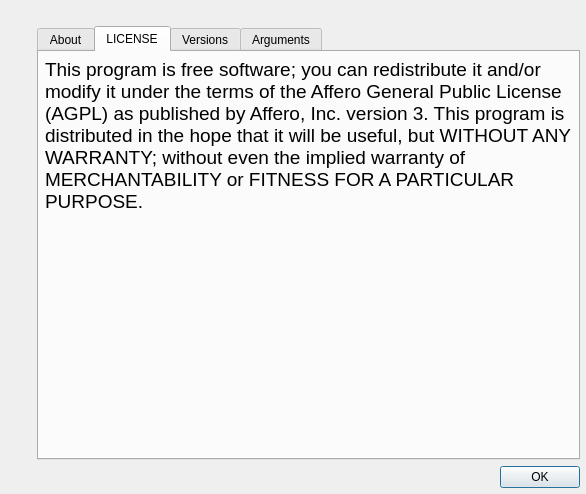
Old version of the form core/info/about.ui in the repository KmolYuan/Pyslvs-UI.
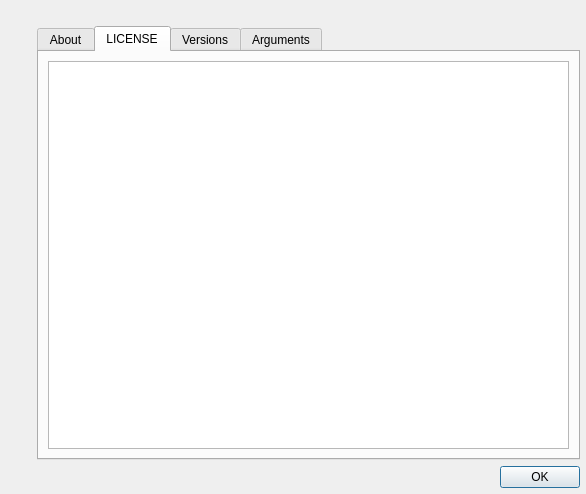
New version of the form. The open tabs and pages were chosen to show the change. Icons and pictures are not drawn.

Commit message: Adjust about dialog.

```diff
--- a/core/info/about.ui
+++ b/core/info/about.ui
@@ -111,34 +111,9 @@
           <attribute name="title">
            <string>LICENSE</string>
           </attribute>
-          <layout class="QVBoxLayout" name="verticalLayout_11">
-           <property name="leftMargin">
-            <number>6</number>
-           </property>
-           <property name="topMargin">
-            <number>6</number>
-           </property>
-           <property name="rightMargin">
-            <number>6</number>
-           </property>
-           <property name="bottomMargin">
-            <number>6</number>
-           </property>
+          <layout class="QVBoxLayout" name="verticalLayout">
            <item>
-            <widget class="QLabel" name="label">
-             <property name="text">
-              <string>&lt;html&gt;&lt;head/&gt;&lt;body&gt;&lt;p&gt;&lt;span style=&quot; font-size:14pt;&quot;&gt;This program is free software; you can redistribute it and/or modify it under the terms of the Affero General Public License (AGPL) as published by Affero, Inc. version 3. This program is distributed in the hope that it will be useful, but WITHOUT ANY WARRANTY; without even the implied warranty of MERCHANTABILITY or FITNESS FOR A PARTICULAR PURPOSE.&lt;/span&gt;&lt;/p&gt;&lt;/body&gt;&lt;/html&gt;</string>
-             </property>
-             <property name="textFormat">
-              <enum>Qt::RichText</enum>
-             </property>
-             <property name="alignment">
-              <set>Qt::AlignLeading|Qt::AlignLeft|Qt::AlignTop</set>
-             </property>
-             <property name="wordWrap">
-              <bool>true</bool>
-             </property>
-            </widget>
+            <widget class="QTextBrowser" name="license_text"/>
            </item>
           </layout>
          </widget>
```
Left out of the diff: 7 changed lines with no effect on the pictures. The commit also changes 2 other files.
